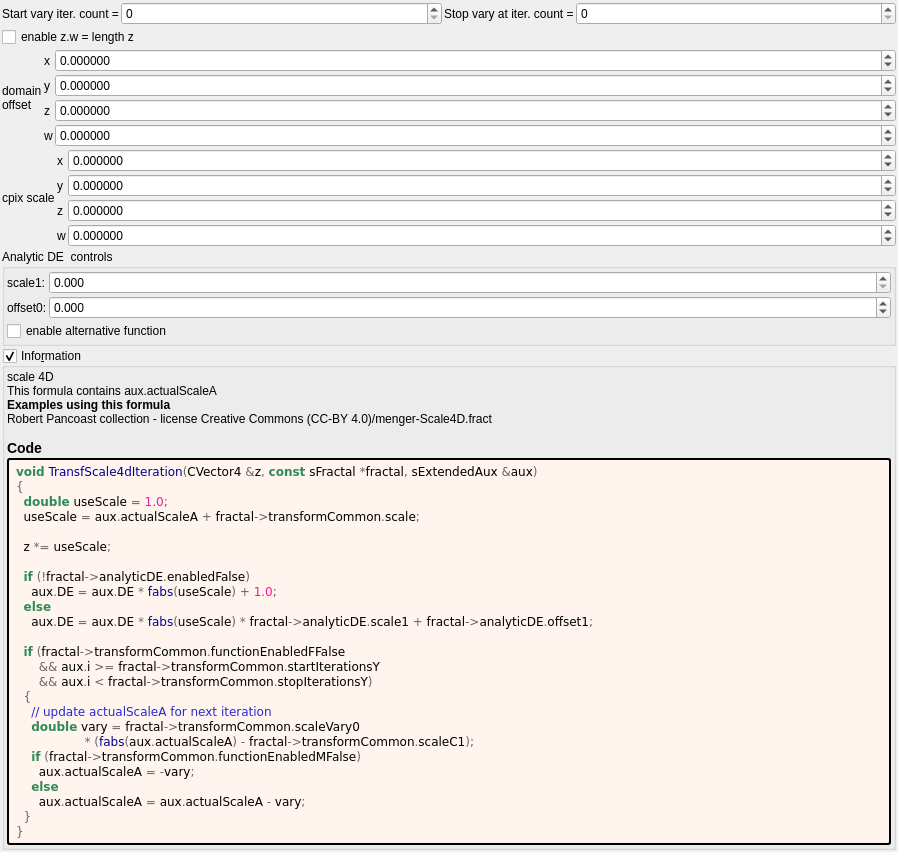
First picture: the form in mandelbulber2/formula/ui/transf_initial4d.ui, repository buddhi1980/mandelbulber2, before the edit.
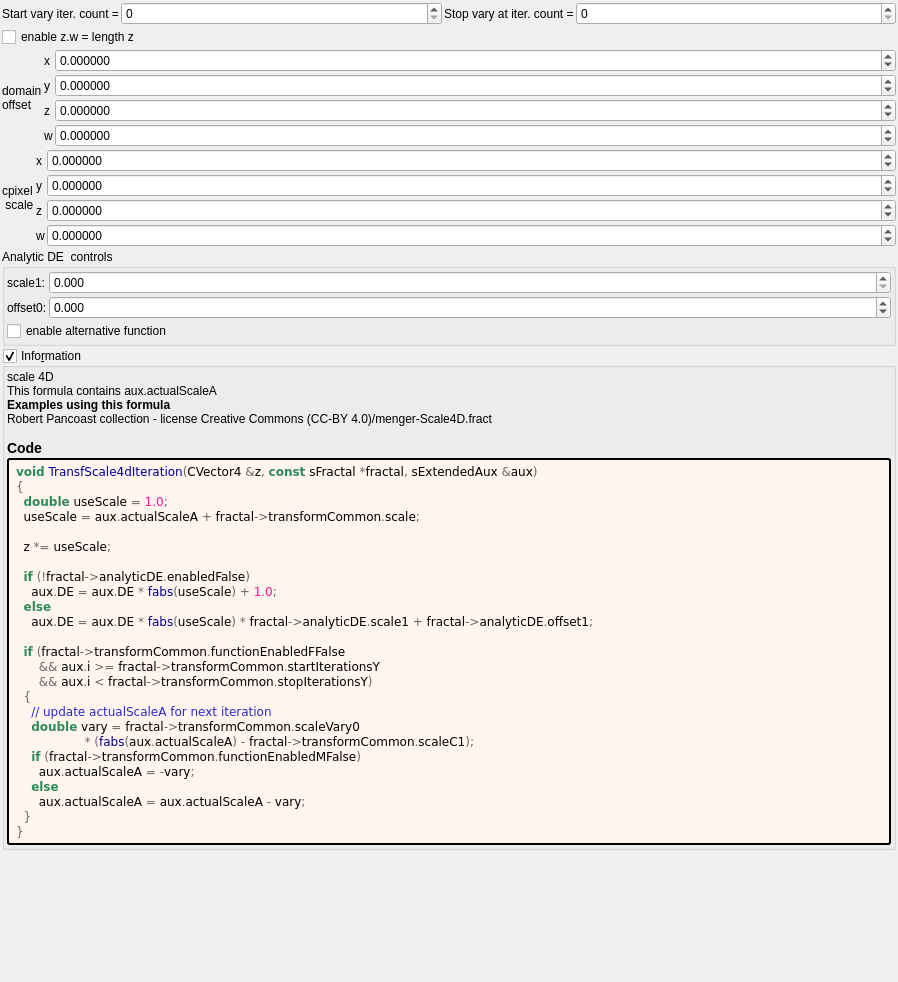
Second picture: the form after the edit. Custom widgets are drawn as their Qt base class.

```diff
--- a/mandelbulber2/formula/ui/transf_initial4d.ui
+++ b/mandelbulber2/formula/ui/transf_initial4d.ui
@@ -7,7 +7,7 @@
     <x>0</x>
     <y>0</y>
     <width>898</width>
-    <height>759</height>
+    <height>982</height>
    </rect>
   </property>
   <property name="windowTitle">
@@ -398,7 +398,8 @@
      <item row="1" column="0" rowspan="2">
       <widget class="QLabel" name="label_179">
        <property name="text">
-        <string>cpix scale</string>
+        <string>cpixel
+ scale</string>
        </property>
       </widget>
      </item>
```
